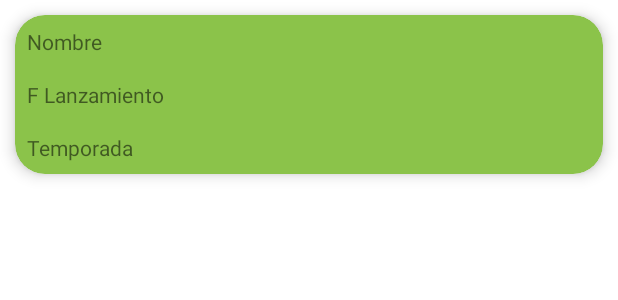
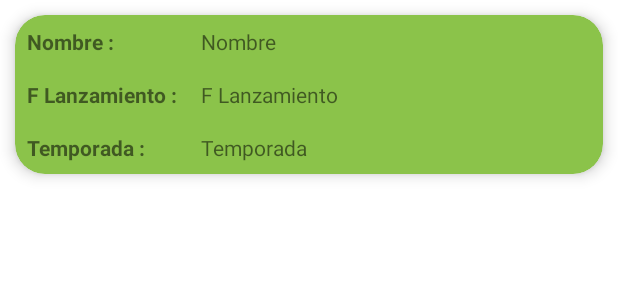
Before and after one commit to JuanRodriguezL/MvpRickyAndMorty, an Android app: the layout itemepisode.xml on its own in the app's theme, with its tools: preview values and no code run, on a phone screen of 412 x 824 dp. Shown: the top 300 px of the screen. Run offline under Robolectric (Android 15) with nearby library versions, the phone set to English and light mode, and no system bars.

Commit message:
se ajusta la plantilla del fragmente capitulos, se consume todos los personajes del api

```diff
--- a/app/src/main/java/com/example/mvprickymorty/interfaces/RickyMortyService.java
+++ b/app/src/main/java/com/example/mvprickymorty/interfaces/RickyMortyService.java
@@ -11,7 +11,7 @@ import retrofit2.http.Query;
 public interface RickyMortyService {
 
     @GET("api/character")
-    Call<InformacionCharacters> getCharacterList();
+    Call<InformacionCharacters> getCharacterList(@Query("page") int pages);
 
     @GET("api/location")
     Call<InformationLocation> getLocationList();
@@ -20,7 +20,4 @@ public interface RickyMortyService {
     @GET("api/episode")
     Call<InformacionEpisodes> getEpisodeList();
 
-    @GET("api/character")
-    Call<InformacionCharacters> getPages(@Query("page") int pages);
-
 }
--- a/app/src/main/java/com/example/mvprickymorty/interfaces/personajes/ImvpCharacters.java
+++ b/app/src/main/java/com/example/mvprickymorty/interfaces/personajes/ImvpCharacters.java
@@ -12,11 +12,11 @@ public interface ImvpCharacters {
 
     interface Presenter{
         void ShowRecyclerP(InformacionCharacters modelosRickyMortyArrayList);
-        void consultarListaPersonajes();
+        void consultarListaPersonajes(int pageNum);
     }
 
     interface Model{
-        void consultarListaPersonajes();
+        void consultarListaPersonajes(int pageNum);
 
     }
 }
--- a/app/src/main/java/com/example/mvprickymorty/model/RickyMortyModel.java
+++ b/app/src/main/java/com/example/mvprickymorty/model/RickyMortyModel.java
@@ -27,7 +27,7 @@ public class RickyMortyModel implements ImvpCharacters.Model {
     }
 
     @Override
-    public void consultarListaPersonajes() {
+    public void consultarListaPersonajes(int pageNum) {
         informacionCharacters = new InformacionCharacters();
         Retrofit retrofit = new Retrofit.Builder()
                 .baseUrl("https://rickandmortyapi.com/")
@@ -36,7 +36,7 @@ public class RickyMortyModel implements ImvpCharacters.Model {
 
 
         RickyMortyService rickyMortyService = retrofit.create(RickyMortyService.class);
-        Call<InformacionCharacters> call = rickyMortyService.getCharacterList();
+        Call<InformacionCharacters> call = rickyMortyService.getCharacterList(pageNum);
         call.enqueue(new Callback<InformacionCharacters>() {
             @Override
             public void onResponse(Call<InformacionCharacters> call, Response<InformacionCharacters> response) {
@@ -56,6 +56,4 @@ public class RickyMortyModel implements ImvpCharacters.Model {
 
     }
 
-
-
 }
--- a/app/src/main/java/com/example/mvprickymorty/presenter/RickyMortyPresenter.java
+++ b/app/src/main/java/com/example/mvprickymorty/presenter/RickyMortyPresenter.java
@@ -22,9 +22,11 @@ public class RickyMortyPresenter implements ImvpCharacters.Presenter{
     }
 
     @Override
-    public void consultarListaPersonajes() {
+    public void consultarListaPersonajes(int pageNum) {
         if(modelC !=null){
-            modelC.consultarListaPersonajes();
+            modelC.consultarListaPersonajes(pageNum);
         }
     }
+
+
 }
--- a/app/src/main/java/com/example/mvprickymorty/ui/CapitulosFragment.java
+++ b/app/src/main/java/com/example/mvprickymorty/ui/CapitulosFragment.java
@@ -56,7 +56,7 @@ public class CapitulosFragment extends Fragment implements ImvpEpisode.View {
     @Override
     public void RecyclerEpisodesV(InformacionEpisodes episodesRickyMortyArrayList) {
         episodesAdapter.setAdicion(episodesRickyMortyArrayList);
-        recyclerView.setLayoutManager(new GridLayoutManager(getContext(), 2));
+        recyclerView.setLayoutManager(new GridLayoutManager(getContext(), 1));
         recyclerView.setAdapter(episodesAdapter);
 
 
--- a/app/src/main/java/com/example/mvprickymorty/ui/HomePersonajesActivity.java
+++ b/app/src/main/java/com/example/mvprickymorty/ui/HomePersonajesActivity.java
@@ -22,7 +22,7 @@ public class HomePersonajesActivity extends AppCompatActivity implements ImvpCha
         super.onCreate(savedInstanceState);
         setContentView(R.layout.activity_home_personajes);
         presenter = new RickyMortyPresenter(this);
-        presenter.consultarListaPersonajes();
+        presenter.consultarListaPersonajes(0);
         recyclerView = findViewById(R.id.recyclerhome);
         rickyMortyAdapter = new RickyMortyAdapter(this);
     }
--- a/app/src/main/res/layout/fragment_capitulos.xml
+++ b/app/src/main/res/layout/fragment_capitulos.xml
@@ -23,8 +23,6 @@
             android:gravity="center"/>
 
 
-
-
         <androidx.recyclerview.widget.RecyclerView
             android:id="@+id/recyclerhomeE"
             android:layout_width="match_parent"
--- a/app/src/main/res/layout/fragment_home.xml
+++ b/app/src/main/res/layout/fragment_home.xml
@@ -27,7 +27,7 @@
             app:layout_constraintStart_toStartOf="parent"
             app:layout_constraintEnd_toEndOf="parent"
             app:layout_constraintBottom_toBottomOf="parent"
-            android:layout_width="300dp"
+            android:layout_width="280dp"
             android:layout_height="wrap_content"
             android:text="PERSONAJES"
             android:textStyle="bold"
@@ -39,6 +39,7 @@
             android:id="@+id/imageView3"
             android:layout_width="30dp"
             android:layout_height="30dp"
+            android:clickable="true"
             app:layout_constraintStart_toEndOf="@id/textView"
             app:layout_constraintBottom_toBottomOf="parent"
             android:background="@drawable/ic_baseline_arrow_circle_right_24" />
--- a/app/src/main/res/layout/itemepisode.xml
+++ b/app/src/main/res/layout/itemepisode.xml
@@ -14,29 +14,68 @@
         android:layout_width="match_parent"
         android:layout_height="match_parent"
         android:layout_gravity="center"
+        android:orientation="horizontal">
+
+        <LinearLayout
+            android:layout_width="wrap_content"
+            android:layout_height="wrap_content"
             android:orientation="vertical">
 
             <TextView
-           android:layout_margin="8dp"
-            android:id="@+id/episode"
-            android:layout_gravity="center"
+                android:id="@+id/episodeI"
                 android:layout_width="match_parent"
                 android:layout_height="wrap_content"
+                android:layout_gravity="center"
+                android:textStyle="bold"
+                android:layout_margin="8dp"
+                android:text="Nombre :" />
+
+            <TextView
+                android:id="@+id/episode2I"
+                android:layout_width="match_parent"
+                android:layout_height="wrap_content"
+                android:textStyle="bold"
+                android:layout_margin="8dp"
+                android:text="F Lanzamiento :" />
+
+            <TextView
+                android:id="@+id/episode3I"
+                android:layout_width="match_parent"
+                android:layout_height="wrap_content"
+                android:textStyle="bold"
+                android:layout_margin="8dp"
+                android:text="Temporada :" />
+
+        </LinearLayout>
+
+        <LinearLayout
+            android:layout_width="match_parent"
+            android:layout_height="match_parent"
+            android:orientation="vertical">
+
+
+            <TextView
+                android:id="@+id/episode"
+                android:layout_width="match_parent"
+                android:layout_height="wrap_content"
+                android:layout_gravity="center"
+                android:layout_margin="8dp"
                 android:text="Nombre" />
 
             <TextView
-          android:layout_margin="8dp"
                 android:id="@+id/episode2"
                 android:layout_width="match_parent"
                 android:layout_height="wrap_content"
+                android:layout_margin="8dp"
                 android:text="F Lanzamiento" />
 
             <TextView
                 android:id="@+id/episode3"
-            android:layout_margin="8dp"
                 android:layout_width="match_parent"
                 android:layout_height="wrap_content"
+                android:layout_margin="8dp"
                 android:text="Temporada" />
+        </LinearLayout>
 
 
     </LinearLayout>
```
Also changed, not shown: app/src/main/java/com/example/mvprickymorty/modelos/Info.java (added, +34 -0 lines), app/src/main/java/com/example/mvprickymorty/modelos/InformacionCharacters.java (+11 -0 lines), app/src/main/java/com/example/mvprickymorty/ui/HomeFragment.java (+21 -8 lines). Lines whose indentation alone changed are shown as unchanged.
